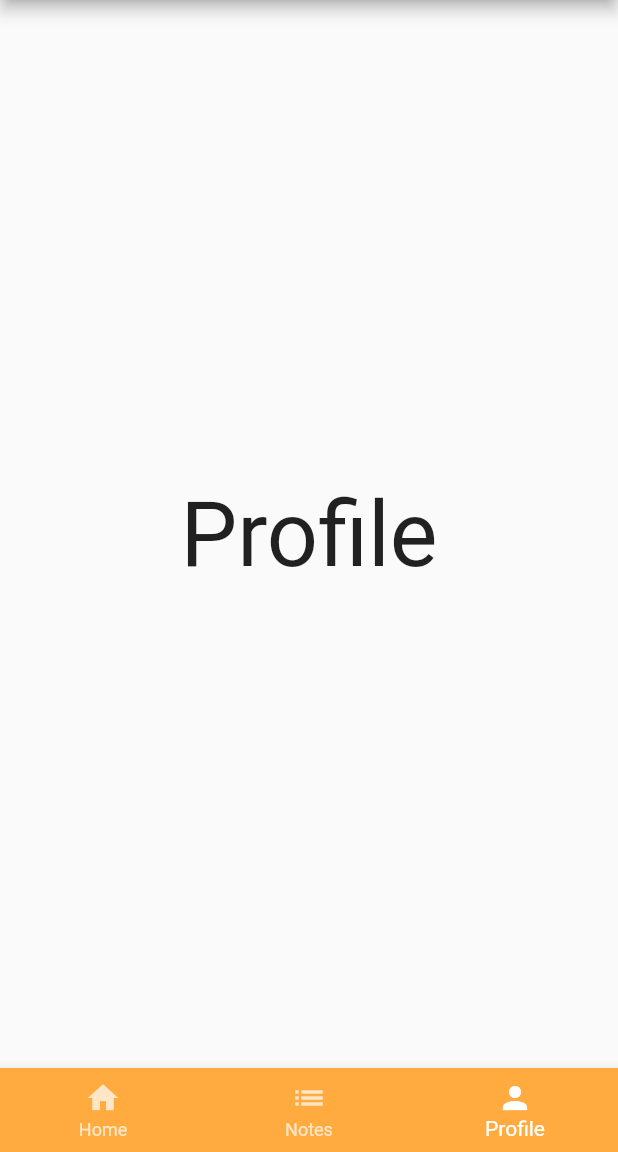
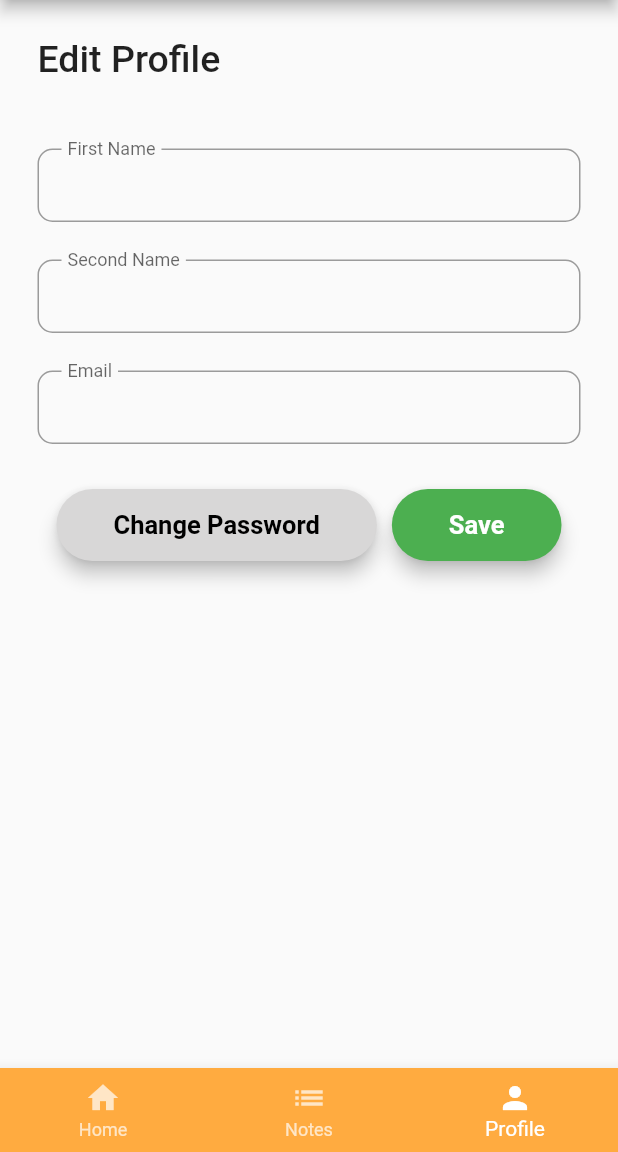
Before and after one commit to aisrha/cassco_app, a Flutter app: the HomeScreen screen opened directly, item 3 of the bottom bar chosen, on a phone screen of 412 x 824 dp, the part 84-1236 px from its top. Run offline on Flutter 3.47's test engine with Material 2 defaults, Android fonts, the phone set to English and light mode, and no system bars; our stand-ins replace cloud_firestore, firebase_auth, firebase_core, fluttertoast; accounts and stored records are empty.

Commit message:
Profile
must save both first name and last name for value. will improve later

```diff
--- a/lib/main.dart
+++ b/lib/main.dart
@@ -16,7 +16,7 @@ class MyApp extends StatelessWidget {
   Widget build(BuildContext context) {
     return MaterialApp(
         debugShowCheckedModeBanner: false,
-        title: 'Flutter Demo',
+        title: 'CASSCO',
         theme: ThemeData(
           primarySwatch: Colors.orange,
         ),
--- a/lib/screens/home_screen.dart
+++ b/lib/screens/home_screen.dart
@@ -1,6 +1,8 @@
 import 'package:casscoapp/model/user_model.dart';
 import 'package:casscoapp/screens/homepage_screen.dart';
 import 'package:casscoapp/screens/login_screen.dart';
+import 'package:casscoapp/screens/note_screen.dart';
+import 'package:casscoapp/screens/profile_screen.dart';
 import 'package:cloud_firestore/cloud_firestore.dart';
 import 'package:firebase_auth/firebase_auth.dart';
 import 'package:flutter/material.dart';
@@ -33,8 +35,8 @@ class _HomeScreenState extends State<HomeScreen> {
   int currentIndex = 0;
   final screens = [
     HomePageScreen(),
-    Center(child: Text("Notes", style: TextStyle(fontSize: 60))),
-    Center(child: Text("Profile", style: TextStyle(fontSize: 60))),
+    NoteScreen(),
+    ProfileScreen(),
   ];
 
   @override
--- /dev/null
+++ b/lib/screens/profile_screen.dart
@@ -0,0 +1,230 @@
+import 'package:casscoapp/model/user_model.dart';
+import 'package:casscoapp/screens/home_screen.dart';
+import 'package:cloud_firestore/cloud_firestore.dart';
+import 'package:firebase_auth/firebase_auth.dart';
+import 'package:flutter/material.dart';
+import 'package:fluttertoast/fluttertoast.dart';
+
+class ProfileScreen extends StatefulWidget {
+  ProfileScreen({Key? key}) : super(key: key);
+
+  @override
+  State<ProfileScreen> createState() => _ProfileScreenState();
+}
+
+class _ProfileScreenState extends State<ProfileScreen> {
+  // auth
+  final _auth = FirebaseAuth.instance;
+
+  User? user = FirebaseAuth.instance.currentUser;
+  UserModel loggedInUser = UserModel();
+
+  @override
+  void initState() {
+    super.initState();
+    FirebaseFirestore.instance
+        .collection("users")
+        .doc(user!.uid)
+        .get()
+        .then((value) {
+      this.loggedInUser = UserModel.fromMap(value.data());
+      setState(() {});
+    });
+  }
+
+  // editing controller
+  final firstNameEditingController = new TextEditingController();
+  final secondNameEditingController = new TextEditingController();
+
+  @override
+  Widget build(BuildContext context) {
+    // first name field
+    final firstNameField = TextFormField(
+      autofocus: false,
+      controller: firstNameEditingController,
+      keyboardType: TextInputType.name,
+      validator: (value) {
+        RegExp regex = new RegExp(r'^.{2,}$');
+        if (value!.isEmpty) {
+          return ("First name is required");
+        }
+        if (!regex.hasMatch(value)) {
+          return ("Enter valid first name (min 2 chars)");
+        }
+        return null;
+      },
+      onSaved: (value) {
+        firstNameEditingController.text = value!;
+      },
+      textInputAction: TextInputAction.next,
+      decoration: InputDecoration(
+          // prefixIcon: Icon(Icons.account_circle),
+          contentPadding: EdgeInsets.fromLTRB(20, 15, 20, 15),
+          labelText: "First Name",
+          floatingLabelBehavior: FloatingLabelBehavior.always,
+          hintText: "${loggedInUser.firstName}",
+          hintStyle: TextStyle(
+            color: Colors.black,
+          ),
+          border: OutlineInputBorder(
+            borderRadius: BorderRadius.circular(10),
+          )),
+    );
+
+    // second name field
+    final secondNameField = TextFormField(
+      autofocus: false,
+      controller: secondNameEditingController,
+      keyboardType: TextInputType.name,
+      validator: (value) {
+        RegExp regex = new RegExp(r'^.{2,}$');
+        if (value!.isEmpty) {
+          return ("Second name is required");
+        }
+        if (!regex.hasMatch(value)) {
+          return ("Enter valid second name (min 2 chars)");
+        }
+        return null;
+      },
+      onSaved: (value) {
+        secondNameEditingController.text = value!;
+      },
+      textInputAction: TextInputAction.next,
+      decoration: InputDecoration(
+          // prefixIcon: Icon(Icons.account_circle),
+          contentPadding: EdgeInsets.fromLTRB(20, 15, 20, 15),
+          labelText: "Second Name",
+          floatingLabelBehavior: FloatingLabelBehavior.always,
+          hintText: "${loggedInUser.secondName}",
+          hintStyle: TextStyle(
+            color: Colors.black,
+          ),
+          border: OutlineInputBorder(
+            borderRadius: BorderRadius.circular(10),
+          )),
+    );
+
+    // email field
+    final emailField = TextFormField(
+      readOnly: true,
+      onTap: () {
+        Fluttertoast.showToast(
+          msg: "Email is not editable",
+          gravity: ToastGravity.CENTER,
+        );
+      },
+      decoration: InputDecoration(
+          contentPadding: EdgeInsets.fromLTRB(20, 15, 20, 15),
+          labelText: "Email",
+          floatingLabelBehavior: FloatingLabelBehavior.always,
+          hintText: "${loggedInUser.email}",
+          border: OutlineInputBorder(
+            borderRadius: BorderRadius.circular(10),
+          )),
+    );
+
+    // change password button
+    final changePasswordButton = Material(
+      elevation: 5,
+      borderRadius: BorderRadius.circular(30),
+      color: Color.fromARGB(255, 216, 215, 215),
+      child: MaterialButton(
+        padding: EdgeInsets.symmetric(horizontal: 38),
+        // minWidth: MediaQuery.of(context).size.width,
+        onPressed: () {},
+        child: Text(
+          "Change Password",
+          textAlign: TextAlign.center,
+          style: TextStyle(
+            fontSize: 17,
+            color: Colors.black,
+            fontWeight: FontWeight.bold,
+          ),
+        ),
+      ),
+    );
+
+    // save button
+    final saveButton = Material(
+      elevation: 5,
+      borderRadius: BorderRadius.circular(30),
+      color: Colors.green,
+      child: MaterialButton(
+        padding: EdgeInsets.symmetric(horizontal: 38),
+        // minWidth: MediaQuery.of(context).size.width,
+        onPressed: () {
+          updateProfileDetails();
+        },
+        child: Text(
+          "Save",
+          textAlign: TextAlign.center,
+          style: TextStyle(
+            fontSize: 17,
+            color: Colors.white,
+            fontWeight: FontWeight.bold,
+          ),
+        ),
+      ),
+    );
+
+    return Scaffold(
+      body: Container(
+        padding: EdgeInsets.all(25),
+        child: ListView(
+          children: [
+            Text(
+              "Edit Profile",
+              style: TextStyle(fontSize: 25, fontWeight: FontWeight.w500),
+            ),
+            SizedBox(height: 45),
+            firstNameField,
+            SizedBox(height: 25),
+            secondNameField,
+            SizedBox(height: 25),
+            emailField,
+            SizedBox(height: 30),
+            Row(
+              mainAxisAlignment: MainAxisAlignment.center,
+              crossAxisAlignment: CrossAxisAlignment.center,
+              children: <Widget>[
+                changePasswordButton,
+                SizedBox(width: 10),
+                saveButton,
+              ],
+            ),
+          ],
+        ),
+      ),
+    );
+  }
+
+  void updateProfileDetails() async {
+    // call firestore
+    // call user model
+    // send these values
+
+    FirebaseFirestore firebaseFirestore = FirebaseFirestore.instance;
+    User? user = _auth.currentUser;
+
+    UserModel userModel = UserModel();
+
+    // writing all values
+    userModel.email = user!.email;
+    userModel.uid = user.uid;
+    userModel.firstName = firstNameEditingController.text;
+    userModel.secondName = secondNameEditingController.text;
+
+    await firebaseFirestore
+        .collection("users")
+        .doc(user.uid)
+        .update(userModel.toMap());
+    Fluttertoast.showToast(
+      msg: "Profile is successfully updated!",
+      backgroundColor: Colors.green,
+      timeInSecForIosWeb: 3,
+    );
+
+    Navigator.of(context)
+        .pushReplacement(MaterialPageRoute(builder: (context) => HomeScreen()));
+  }
+}
```
